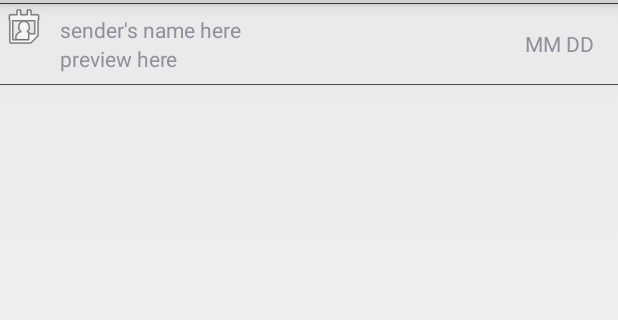
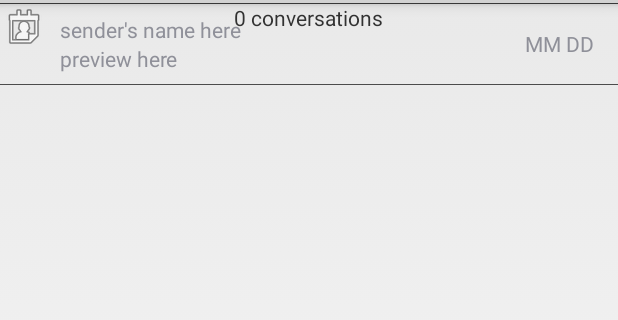
Before and after one commit to RyanJoseph15/Buzz_Bridge, an Android app: the screen it shows after launch (MainActivity), after a tap on "New Message", on a phone screen of 412 x 824 dp, the part 69-389 px from its top. Run offline under Robolectric (Android 15) with nearby library versions, the phone set to English and light mode, and no system bars.

Commit message:
New: Added number of conversations bar. Fixed: N/A Broke: N/A Other: N/A

```diff
--- a/app/src/main/res/layout/threads_fragment.xml
+++ b/app/src/main/res/layout/threads_fragment.xml
@@ -1,6 +1,11 @@
 <?xml version="1.0" encoding="utf-8"?>
 
-<ScrollView xmlns:android="http://schemas.android.com/apk/res/android"
+<RelativeLayout xmlns:android="http://schemas.android.com/apk/res/android"
+    android:layout_width="match_parent"
+    android:layout_height="wrap_content">
+
+    <ScrollView
+        android:id="@+id/threads_scrollview"
         android:isScrollContainer="true"
         android:layout_width="match_parent"
         android:layout_height="wrap_content">
@@ -14,3 +19,23 @@
             </LinearLayout>
 
         </ScrollView>
+
+    <RelativeLayout
+        android:gravity="center_horizontal"
+        android:layout_width="match_parent"
+        android:layout_height="wrap_content">
+
+        <TextView
+            android:id="@+id/number_of_conv"
+            android:layout_width="wrap_content"
+            android:layout_height="wrap_content"
+            android:text="0" />
+        <TextView
+            android:layout_toRightOf="@id/number_of_conv"
+            android:layout_width="wrap_content"
+            android:layout_height="wrap_content"
+            android:text=" conversations" />
+
+        </RelativeLayout>
+
+</RelativeLayout>
```
Lines whose indentation alone changed are shown as unchanged.
